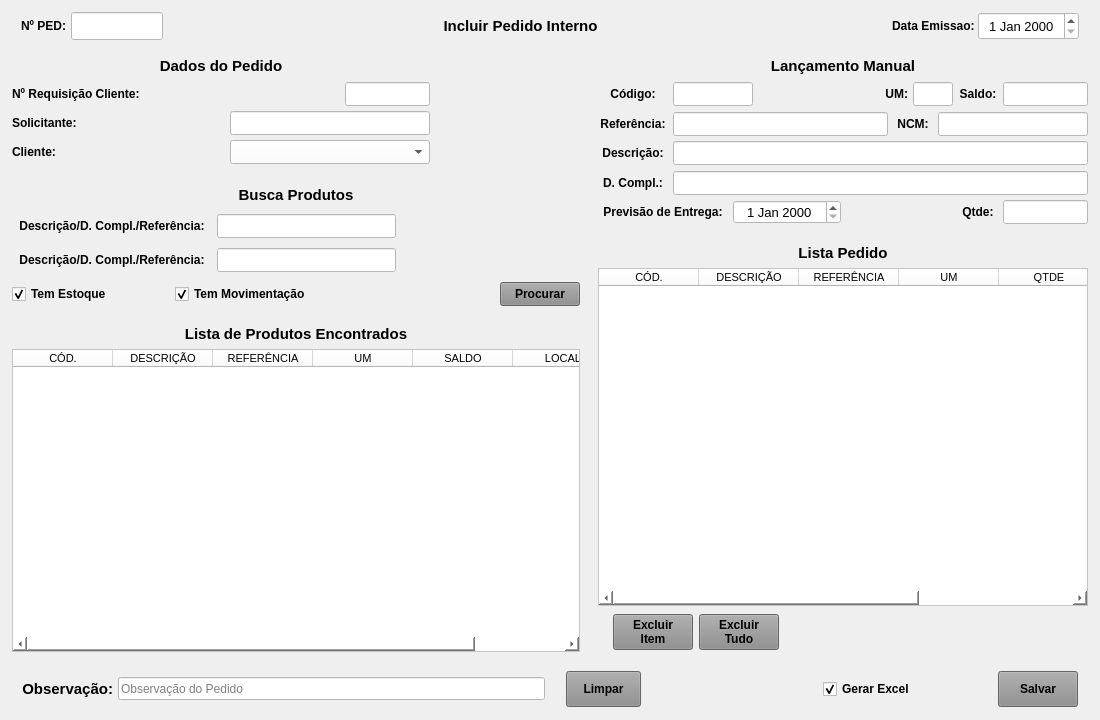
Before: the Qt Designer form forms/tela_pi_incluir.ui in Azevedo84/erp_suzuki, drawn with Qt 5.
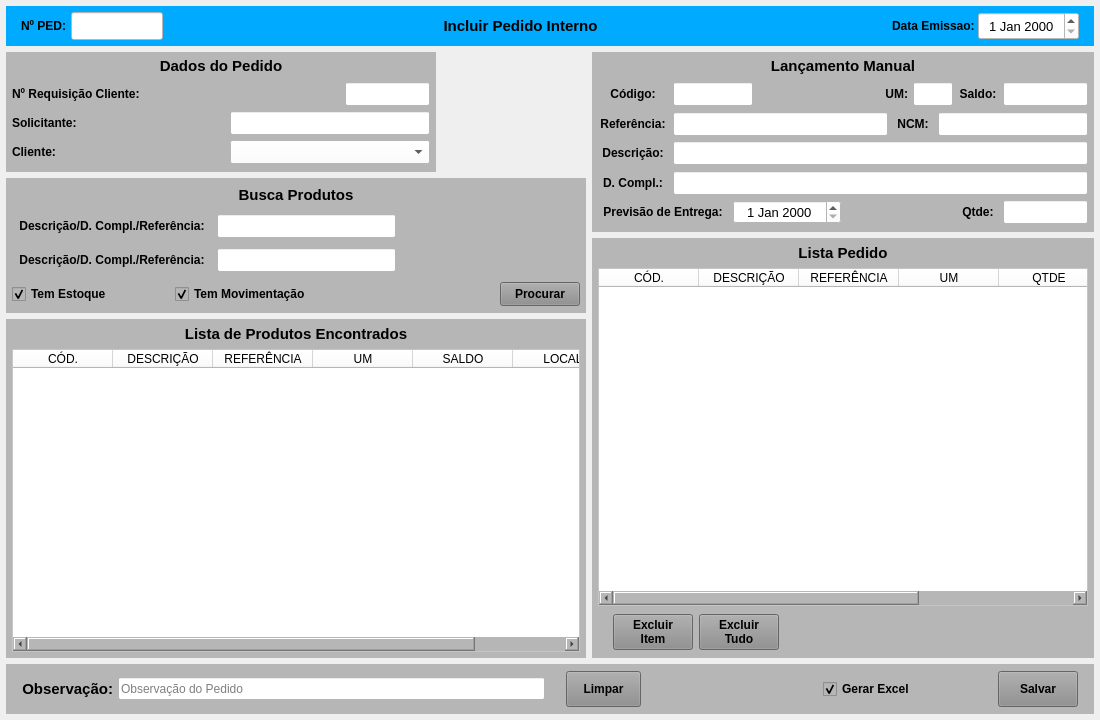
After: the same form once the commit is applied.

Patch:
```diff
--- a/forms/tela_pi_incluir.ui
+++ b/forms/tela_pi_incluir.ui
@@ -48,7 +48,7 @@
        </size>
       </property>
       <property name="styleSheet">
-       <string notr="true"/>
+       <string notr="true">background-color: rgb(0, 170, 255);</string>
       </property>
       <layout class="QHBoxLayout" name="horizontalLayout">
        <property name="spacing">
@@ -303,7 +303,7 @@
              </size>
             </property>
             <property name="styleSheet">
-             <string notr="true"/>
+             <string notr="true">background-color: rgb(182, 182, 182);</string>
             </property>
             <layout class="QVBoxLayout" name="verticalLayout_8">
              <property name="spacing">
@@ -773,7 +773,7 @@
                 </size>
                </property>
                <property name="styleSheet">
-                <string notr="true"/>
+                <string notr="true">background-color: rgb(182, 182, 182);</string>
                </property>
                <layout class="QVBoxLayout" name="verticalLayout_9">
                 <property name="spacing">
@@ -1175,7 +1175,7 @@
              <item>
               <widget class="QWidget" name="widget_Cor3" native="true">
                <property name="styleSheet">
-                <string notr="true"/>
+                <string notr="true">background-color: rgb(182, 182, 182);</string>
                </property>
                <layout class="QVBoxLayout" name="verticalLayout_7">
                 <property name="leftMargin">
@@ -1306,7 +1306,7 @@
              </size>
             </property>
             <property name="styleSheet">
-             <string notr="true"/>
+             <string notr="true">background-color: rgb(182, 182, 182);</string>
             </property>
             <layout class="QVBoxLayout" name="verticalLayout_4">
              <property name="spacing">
@@ -2192,7 +2192,7 @@
           <item>
            <widget class="QWidget" name="widget_Cor5" native="true">
             <property name="styleSheet">
-             <string notr="true"/>
+             <string notr="true">background-color: rgb(182, 182, 182);</string>
             </property>
             <layout class="QVBoxLayout" name="verticalLayout_3">
              <property name="leftMargin">
@@ -2465,7 +2465,7 @@
        </size>
       </property>
       <property name="styleSheet">
-       <string notr="true"/>
+       <string notr="true">background-color: rgb(182, 182, 182);</string>
       </property>
       <layout class="QHBoxLayout" name="horizontalLayout_21">
        <property name="spacing">
```
